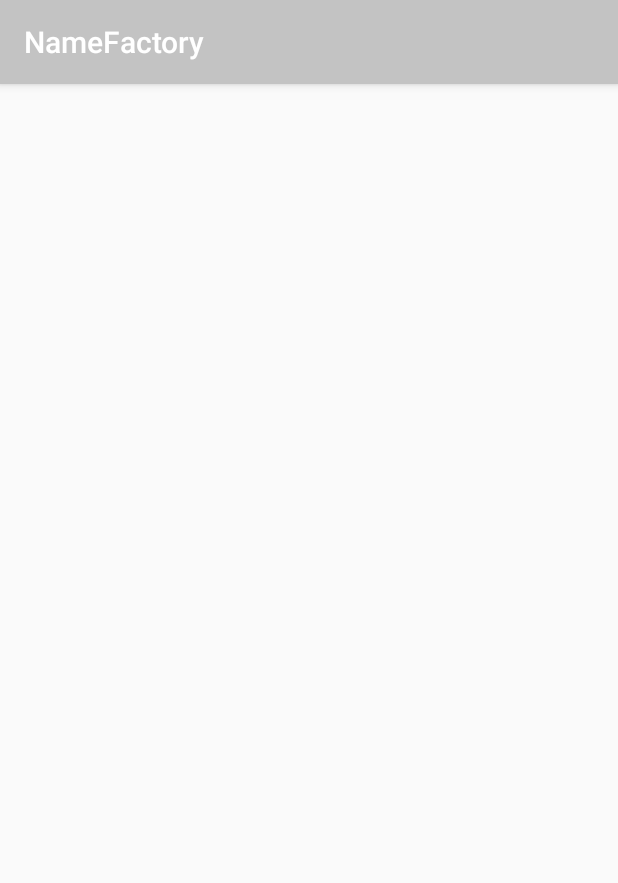
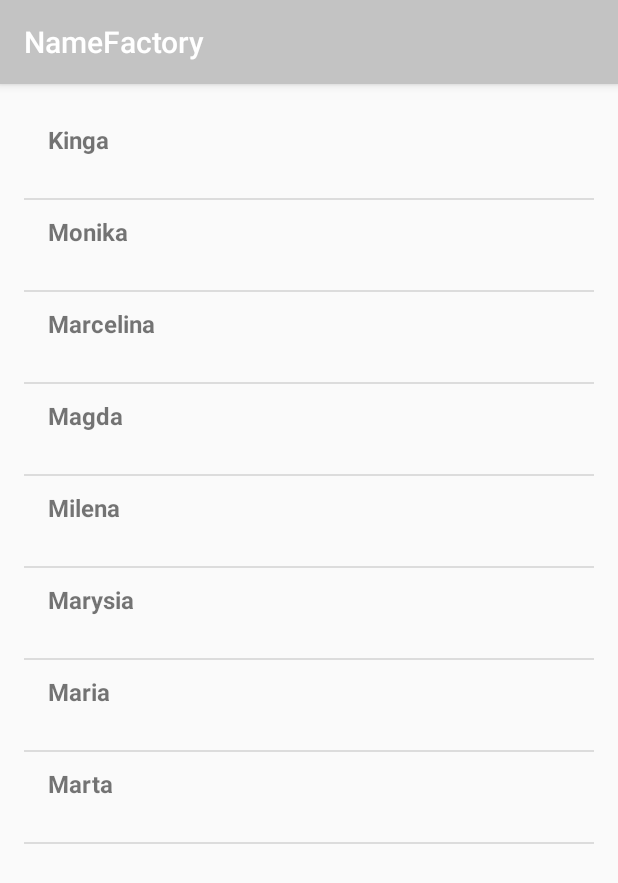
Before and after one commit to nameFactory/NameFactory, an Android app: the RankingView screen opened directly, with no data from a screen before it, on a phone screen of 412 x 824 dp. Shown: the top 883 px of the screen. Run offline under Robolectric (Android 15) with nearby library versions, the phone set to English and light mode, and no system bars.

Commit message:
dodanie listy imion

```diff
--- /dev/null
+++ b/app/src/main/java/pl/edu/pw/mini/namefactory/NamesAdapter.java
@@ -0,0 +1,116 @@
+package pl.edu.pw.mini.namefactory;
+
+import android.content.Context;
+import android.content.SharedPreferences;
+import android.preference.PreferenceManager;
+import android.support.v7.widget.RecyclerView;
+import android.view.LayoutInflater;
+import android.view.View;
+import android.view.ViewGroup;
+import android.widget.TextView;
+import android.widget.Toast;
+
+import java.util.Collections;
+import java.util.List;
+
+/**
+ * Created by Asus on 15.04.2017.
+ */
+
+public class NamesAdapter extends RecyclerView.Adapter<NamesAdapter.ViewHolder> implements SwipeHelperAdapter  {
+
+    private List<Name> namesList;
+    private final Context context;
+    SharedPreferences.OnSharedPreferenceChangeListener listener;
+
+    @Override
+    public void onItemMove(int fromPosition, int toPosition) {
+        if (fromPosition < toPosition) {
+            for (int i = fromPosition; i < toPosition; i++) {
+                Collections.swap(namesList, i, i + 1);
+            }
+        } else {
+            for (int i = fromPosition; i > toPosition; i--) {
+                Collections.swap(namesList, i, i - 1);
+            }
+        }
+        notifyItemMoved(fromPosition, toPosition);
+    }
+
+    @Override
+    public void onItemDismiss(int position) {
+
+        Name element = namesList.get(position);
+        remove(element);
+        Toast.makeText(context, element.getName() + " is deleted!", Toast.LENGTH_SHORT).show();
+    }
+
+
+    public class ViewHolder extends RecyclerView.ViewHolder {
+        public TextView name;
+
+        public ViewHolder(View view) {
+            super(view);
+
+            name = (TextView) view.findViewById(R.id.name);
+        }
+    }
+
+    public NamesAdapter(final List<Name> namesList, Context context) {
+        this.namesList = namesList;
+        this.context = context;
+        SharedPreferences sharedPref = PreferenceManager.getDefaultSharedPreferences(context);
+
+        listener =
+                new SharedPreferences.OnSharedPreferenceChangeListener() {
+                    public void onSharedPreferenceChanged(SharedPreferences prefs, String key) {
+                       /* if (key.equals("checkbox_edit_preference")) {
+                        }
+                        else if(key.equals("checkbox_mark_preference"))
+                        {
+
+                        }
+                        else if(key.equals("checkbox_mark_color_preference"))
+                        {
+                            elemColor = prefs.getInt("checkbox_mark_color_preference",0);
+                            for(ListPoint product:productsList)
+                                mark(product, product.getisBought());
+                        }*/
+                    }
+                };
+        sharedPref.registerOnSharedPreferenceChangeListener(listener);
+    }
+
+    @Override
+    public NamesAdapter.ViewHolder onCreateViewHolder(ViewGroup parent, int viewType) {
+        View itemView = LayoutInflater.from(parent.getContext())
+                .inflate(R.layout.names_list_row, parent, false);
+
+        return new NamesAdapter.ViewHolder(itemView);
+    }
+
+    @Override
+    public void onBindViewHolder(NamesAdapter.ViewHolder holder, int position) {
+
+        Name name = namesList.get(position);
+        holder.name.setText(name.getName());
+    }
+
+    @Override
+    public int getItemCount() {
+        return namesList.size();
+    }
+
+    // Insert a new item to the RecyclerView on a predefined position
+    public void insert(Name data) {
+        namesList.add(data);
+        notifyItemInserted(getItemCount());
+    }
+
+    // Remove a RecyclerView item containing a specified Data object
+    public void remove(Name data) {
+        int position = namesList.indexOf(data);
+        namesList.remove(position);
+        notifyItemRemoved(position);
+    }
+}
--- a/app/src/main/java/pl/edu/pw/mini/namefactory/RankingList.java
+++ b/app/src/main/java/pl/edu/pw/mini/namefactory/RankingList.java
@@ -1,5 +1,6 @@
 package pl.edu.pw.mini.namefactory;
 
+import android.content.Intent;
 import android.os.Bundle;
 import android.support.design.widget.FloatingActionButton;
 import android.support.design.widget.Snackbar;
@@ -39,8 +40,8 @@ public class RankingList extends AppCompatActivity
         fab.setOnClickListener(new View.OnClickListener() {
             @Override
             public void onClick(View view) {
-                Snackbar.make(view, "Replace with your own action", Snackbar.LENGTH_LONG)
-                        .setAction("Action", null).show();
+                Intent in = new Intent(getApplicationContext(), NewRanking.class);
+                startActivity(in);
             }
         });
 
@@ -72,8 +73,8 @@ public class RankingList extends AppCompatActivity
             @Override
             public void onClick(View view, int position) {
                 //przejdz do aktywnosci rankingview
-                //Intent in = new Intent(getApplicationContext(), RankingView.class);
-                //startActivity(in);
+                Intent in = new Intent(getApplicationContext(), RankingView.class);
+                startActivity(in);
 
             }
 
--- a/app/src/main/java/pl/edu/pw/mini/namefactory/RankingView.java
+++ b/app/src/main/java/pl/edu/pw/mini/namefactory/RankingView.java
@@ -2,12 +2,92 @@ package pl.edu.pw.mini.namefactory;
 
 import android.support.v7.app.AppCompatActivity;
 import android.os.Bundle;
+import android.support.v7.widget.DefaultItemAnimator;
+import android.support.v7.widget.LinearLayoutManager;
+import android.support.v7.widget.RecyclerView;
+import android.support.v7.widget.helper.ItemTouchHelper;
+import android.view.View;
+
+import java.util.ArrayList;
+import java.util.List;
 
 public class RankingView extends AppCompatActivity {
+
+    private List<Name> namesList = new ArrayList<>();
+    private RecyclerView recyclerView;
+    private NamesAdapter nAdapter;
+    private RecyclerView.LayoutManager mLayoutManager;
 
     @Override
     protected void onCreate(Bundle savedInstanceState) {
         super.onCreate(savedInstanceState);
         setContentView(R.layout.activity_ranking_view);
+
+        recyclerView = (RecyclerView) findViewById(R.id.recycler_view_for_names);
+
+        nAdapter = new NamesAdapter(namesList, getApplicationContext());
+        mLayoutManager = new LinearLayoutManager(this);
+        recyclerView.setLayoutManager(mLayoutManager);
+        recyclerView.setItemAnimator(new DefaultItemAnimator());
+        recyclerView.addItemDecoration(new DividerItem(this, LinearLayoutManager.VERTICAL));
+
+        ItemTouchHelper.Callback callback =
+                new SwipeHelperCallback(nAdapter);
+        ItemTouchHelper touchHelper = new ItemTouchHelper(callback);
+        touchHelper.attachToRecyclerView(recyclerView);
+
+        recyclerView.setAdapter(nAdapter);
+
+        recyclerView.addOnItemTouchListener(new RecyclerTouchListener(getApplicationContext(), recyclerView, new ClickListener() {
+            @Override
+            public void onClick(View view, int position) {
+                //przejdz do aktywnosci rankingview
+                //Intent in = new Intent(getApplicationContext(), RankingView.class);
+                //startActivity(in);
+
+            }
+
+            @Override
+            public void onLongClick(View view, int position) {
+                /*SharedPreferences sharedPref = PreferenceManager.getDefaultSharedPreferences(getApplicationContext());
+                editProductsOn = sharedPref.getBoolean("checkbox_edit_preference", true);
+
+                //edycja elementu
+                if(editProductsOn)
+                {
+                    ListPoint element = productsList.get(position);
+                    DialogFragment dialog = EditDialogFragment.newInstance(position, element.getProductName(), element.getAmount());
+                    dialog.show(getSupportFragmentManager(), "EditDialogFragment");
+                }
+                else
+                    Toast.makeText(getApplicationContext(), "Edition is disabled.", Toast.LENGTH_SHORT).show();*/
+            }
+
+        }));
+
+        prepareNamesList();
+    }
+
+    //zczytywanie listy elementow z bazydanych LUB czegos innego
+    private void prepareNamesList() {
+
+        Name n1 = new Name("Kinga");
+        namesList.add(n1);
+        Name n2 = new Name("Monika");
+        namesList.add(n2);
+        Name n3 = new Name("Marcelina");
+        namesList.add(n3);
+        Name n4 = new Name("Magda");
+        namesList.add(n4);
+        Name n5 = new Name("Milena");
+        namesList.add(n5);
+        Name n6 = new Name("Marysia");
+        namesList.add(n6);
+        Name n7 = new Name("Maria");
+        namesList.add(n7);
+        Name n8 = new Name("Marta");
+        namesList.add(n8);
+
+        nAdapter.notifyDataSetChanged();
     }
 }
--- a/app/src/main/res/layout/activity_ranking_view.xml
+++ b/app/src/main/res/layout/activity_ranking_view.xml
@@ -4,6 +4,16 @@
     xmlns:tools="http://schemas.android.com/tools"
     android:layout_width="match_parent"
     android:layout_height="match_parent"
+    android:paddingBottom="@dimen/activity_vertical_margin"
+    android:paddingLeft="@dimen/activity_horizontal_margin"
+    android:paddingRight="@dimen/activity_horizontal_margin"
+    android:paddingTop="@dimen/activity_vertical_margin"
     tools:context="pl.edu.pw.mini.namefactory.RankingView">
 
+    <android.support.v7.widget.RecyclerView
+        android:id="@+id/recycler_view_for_names"
+        android:layout_width="match_parent"
+        android:layout_height="wrap_content"
+        android:scrollbars="vertical" />
+
 </android.support.constraint.ConstraintLayout>
--- /dev/null
+++ b/app/src/main/res/layout/names_list_row.xml
@@ -0,0 +1,21 @@
+<?xml version="1.0" encoding="utf-8"?>
+<LinearLayout xmlns:android="http://schemas.android.com/apk/res/android"
+    android:orientation="vertical" android:layout_width="match_parent"
+    android:layout_height="wrap_content"
+    android:minHeight="60dp"
+    android:focusable="true"
+    android:paddingLeft="16dp"
+    android:paddingRight="16dp"
+    android:paddingTop="10dp"
+    android:paddingBottom="10dp"
+    android:clickable="true"
+    android:background="?android:attr/selectableItemBackground">
+
+    <TextView
+        android:id="@+id/name"
+        android:textSize="16dp"
+        android:textStyle="bold"
+        android:layout_width="match_parent"
+        android:layout_height="wrap_content"/>
+
+</LinearLayout>
```
